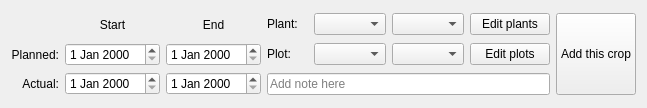
This is src/gui/gui_widgets/EditCropWidget.ui in MickaelG/tomate_cpp as Qt 5 draws it before an edit. The edited form follows.
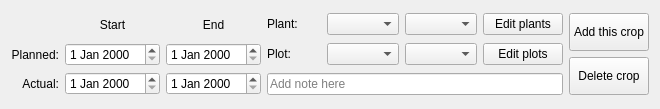
This is the edited form. Custom widgets are drawn as their Qt base class.

Commit message: added the ability to delete crops, and bug corrections on plants/plots models

Patch:
```diff
--- a/src/gui/gui_widgets/EditCropWidget.ui
+++ b/src/gui/gui_widgets/EditCropWidget.ui
@@ -6,8 +6,8 @@
    <rect>
     <x>0</x>
     <y>0</y>
-    <width>647</width>
-    <height>108</height>
+    <width>660</width>
+    <height>109</height>
    </rect>
   </property>
   <property name="windowTitle">
@@ -167,17 +167,34 @@
     </widget>
    </item>
    <item row="0" column="2" rowspan="3">
-    <widget class="QPushButton" name="AddButton">
-     <property name="sizePolicy">
-      <sizepolicy hsizetype="Minimum" vsizetype="Expanding">
-       <horstretch>0</horstretch>
-       <verstretch>0</verstretch>
-      </sizepolicy>
-     </property>
-     <property name="text">
-      <string>Add this crop</string>
-     </property>
-    </widget>
+    <layout class="QVBoxLayout" name="verticalLayout">
+     <item>
+      <widget class="QPushButton" name="AddButton">
+       <property name="sizePolicy">
+        <sizepolicy hsizetype="Minimum" vsizetype="Expanding">
+         <horstretch>0</horstretch>
+         <verstretch>0</verstretch>
+        </sizepolicy>
+       </property>
+       <property name="text">
+        <string>Add this crop</string>
+       </property>
+      </widget>
+     </item>
+     <item>
+      <widget class="QPushButton" name="DelButton">
+       <property name="sizePolicy">
+        <sizepolicy hsizetype="Minimum" vsizetype="Expanding">
+         <horstretch>0</horstretch>
+         <verstretch>0</verstretch>
+        </sizepolicy>
+       </property>
+       <property name="text">
+        <string>Delete crop</string>
+       </property>
+      </widget>
+     </item>
+    </layout>
    </item>
   </layout>
  </widget>
```
Left out of the diff: 140 changed lines with no effect on the pictures. The commit also changes 11 other files.
